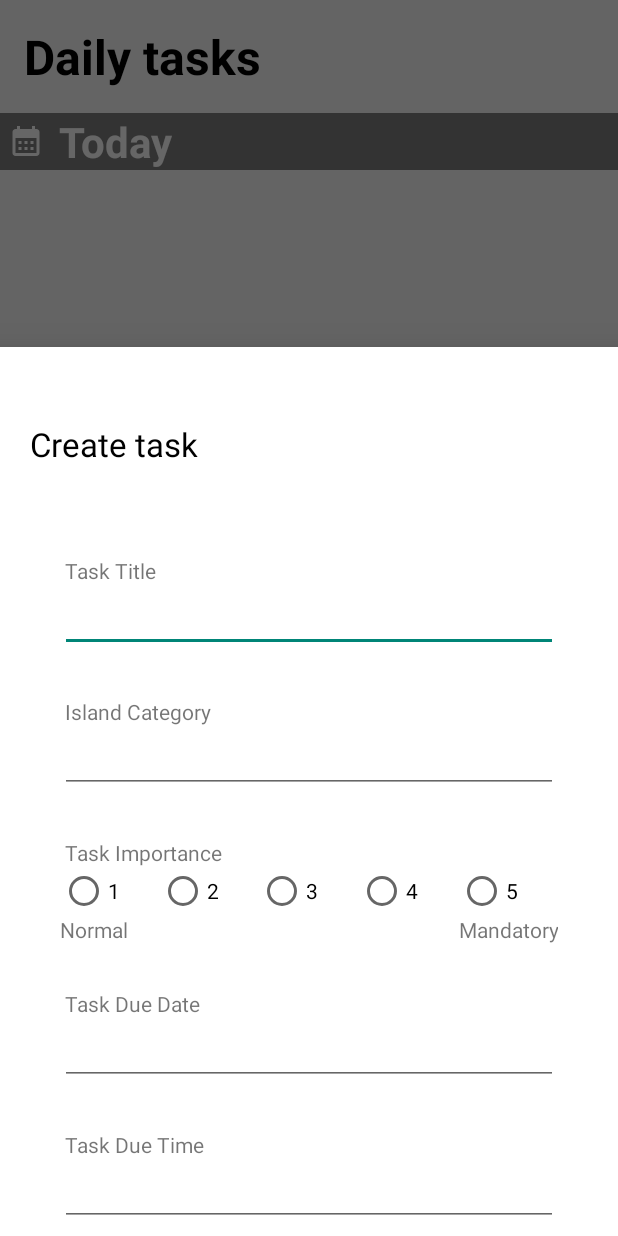
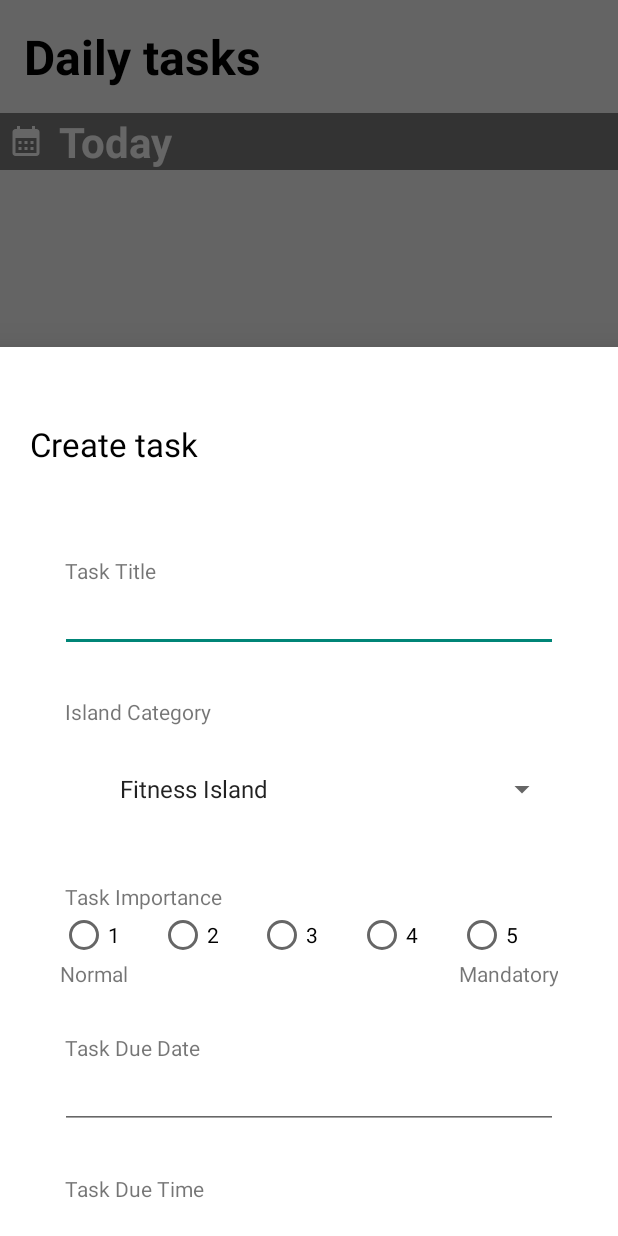
Before and after one commit to nuox3/Isles-of-Life, an Android app: the DailyTaskActivity screen opened directly, with no data from a screen before it, after a tap on an icon or button, on a phone screen of 412 x 824 dp. Run offline under Robolectric (Android 15) with nearby library versions, the phone set to English and light mode, and no system bars.

Commit message:
add spinner for island category

```diff
--- a/application/app/src/main/java/com/cs465/islesoflife/AddNewTask.java
+++ b/application/app/src/main/java/com/cs465/islesoflife/AddNewTask.java
@@ -13,10 +13,13 @@ import android.view.MotionEvent;
 import android.view.View;
 import android.view.ViewGroup;
 import android.view.WindowManager;
+import android.widget.AdapterView;
+import android.widget.ArrayAdapter;
 import android.widget.Button;
 import android.widget.EditText;
 import android.widget.RadioButton;
 import android.widget.RadioGroup;
+import android.widget.Spinner;
 
 import androidx.annotation.NonNull;
 import androidx.annotation.Nullable;
@@ -30,14 +33,16 @@ import net.penguincoders.doit.R;
 
 import com.cs465.islesoflife.Utils.DatabaseHandler;
 
+import java.util.ArrayList;
 import java.util.Calendar;
+import java.util.List;
 import java.util.Objects;
 
 public class AddNewTask extends BottomSheetDialogFragment{
 
     public static final String TAG = "ActionBottomDialog";
     private EditText newTaskText;
-    private EditText newTaskCategory;
+    private Spinner newTaskCategory;
     private EditText newTaskDueDate;
     private EditText newTaskDueTime;
     private Button newTaskSaveButton;
@@ -50,6 +55,10 @@ public class AddNewTask extends BottomSheetDialogFragment{
     TimePickerDialog timePickerDialog;
     private int mYear, mMonth, mDay;
     int mHour, mMinute;
+
+    private Spinner sp1;
+    List<String> data;    //列表框的选项
+
 
     public static AddNewTask newInstance(){
         return new AddNewTask();
@@ -76,7 +85,7 @@ public class AddNewTask extends BottomSheetDialogFragment{
     public void onViewCreated(@NonNull View view, @Nullable Bundle savedInstanceState) {
         super.onViewCreated(view, savedInstanceState);
         newTaskText = Objects.requireNonNull(getView()).findViewById(R.id.newTaskText);
-        newTaskCategory = Objects.requireNonNull(getView()).findViewById(R.id.newTaskCategory);
+        newTaskCategory = getView().findViewById(R.id.newTaskCategory);
         newTaskDueDate = getView().findViewById(R.id.newTaskDueDate);
 //        newTaskDueDate = Objects.requireNonNull(getView()).findViewById(R.id.newTaskDueDate);
         newTaskDueTime = Objects.requireNonNull(getView()).findViewById(R.id.newTaskDueTime);
@@ -86,6 +95,19 @@ public class AddNewTask extends BottomSheetDialogFragment{
 
         boolean isUpdate = false;
 
+        db = new DatabaseHandler(getActivity());
+        db.openDatabase();
+
+        List<String> arrayList = db.getAllIslandNames();
+        String[] data = (String[]) arrayList.toArray(new String[0]);
+        // set spiner
+        ArrayAdapter arrayAdapter = new ArrayAdapter(getActivity(), android.R.layout.simple_expandable_list_item_1, data);
+        //获取到控件的属性
+        sp1 = (Spinner)getView().findViewById(R.id.newTaskCategory);
+        //将选项加入下拉框
+        sp1.setAdapter(arrayAdapter);
+
+        // set date picker
         newTaskDueDate.setOnTouchListener((currView, motionEvent) -> {
             if(motionEvent.getAction() == MotionEvent.ACTION_UP) {
                 final Calendar c = Calendar.getInstance();
@@ -103,6 +125,7 @@ public class AddNewTask extends BottomSheetDialogFragment{
             return true;
         });
 
+        // set time picker
         newTaskDueTime.setOnTouchListener((currView2, motionEvent) -> {
             if(motionEvent.getAction() == MotionEvent.ACTION_UP) {
                 // Get Current Time
@@ -127,8 +150,8 @@ public class AddNewTask extends BottomSheetDialogFragment{
             String task = bundle.getString("task");
             newTaskText.setText(task);
 
-            String category = bundle.getString("category");
-            newTaskCategory.setText(category);
+//            String category = bundle.getString("category");
+//            newTaskCategory.setText(category);
 
             String taskDueDate = bundle.getString("taskDueDate");
             newTaskDueDate.setText(taskDueDate);
@@ -143,8 +166,6 @@ public class AddNewTask extends BottomSheetDialogFragment{
                 newTaskSaveButton.setTextColor(ContextCompat.getColor(Objects.requireNonNull(getContext()), R.color.colorPrimaryDark));
         }
 
-        db = new DatabaseHandler(getActivity());
-        db.openDatabase();
 
         newTaskText.addTextChangedListener(new TextWatcher() {
             @Override
@@ -173,7 +194,7 @@ public class AddNewTask extends BottomSheetDialogFragment{
             @Override
             public void onClick(View v) {
                 String text = newTaskText.getText().toString();
-                String category = newTaskCategory.getText().toString();
+                String category = newTaskCategory.getSelectedItem().toString();
                 String taskDueDate = newTaskDueDate.getText().toString();
                 String taskDueTime = newTaskDueTime.getText().toString();
 
@@ -203,4 +224,5 @@ public class AddNewTask extends BottomSheetDialogFragment{
         if(activity instanceof DialogCloseListener)
             ((DialogCloseListener)activity).handleDialogClose(dialog);
     }
+
 }
--- a/application/app/src/main/java/com/cs465/islesoflife/Utils/DatabaseHandler.java
+++ b/application/app/src/main/java/com/cs465/islesoflife/Utils/DatabaseHandler.java
@@ -256,6 +256,31 @@ public class DatabaseHandler extends SQLiteOpenHelper {
         return exp;
     }
 
+    public List<String> getAllIslandNames(){
+        Cursor cur = null;
+        db.beginTransaction();
+        List<String> nameList = new ArrayList<>();
+        try{
+            final String GET_ALL_SPECIES_QUERY = "SELECT DISTINCT name FROM " + ISLAND_TABLE;
+            cur = db.rawQuery(GET_ALL_SPECIES_QUERY, null);
+            if(cur != null){
+                if(cur.moveToFirst()){
+                    do{
+                        nameList.add(cur.getString(cur.getColumnIndex(ISLAND_NAME)));
+                    }
+                    while(cur.moveToNext());
+                }
+            }
+        }
+        finally {
+            db.endTransaction();
+            assert cur != null;
+            cur.close();
+        }
+
+        return nameList;
+    }
+
 
 
     public void updateStatus(int id, int status){
--- a/application/app/src/main/res/layout/new_task.xml
+++ b/application/app/src/main/res/layout/new_task.xml
@@ -2,7 +2,8 @@
 <ScrollView android:layout_height="match_parent"
     android:layout_width="match_parent"
     xmlns:tools="http://schemas.android.com/tools"
-    xmlns:android="http://schemas.android.com/apk/res/android">
+    xmlns:android="http://schemas.android.com/apk/res/android"
+    xmlns:app="http://schemas.android.com/apk/res-auto">
     <LinearLayout
         android:layout_width="match_parent"
         android:layout_height="match_parent"
@@ -63,15 +64,22 @@
                 android:text="Island Category"
                 tools:ignore="MissingPrefix" />
 
-            <EditText
-                android:textSize="14sp"
+<!--            <EditText-->
+<!--                android:textSize="14sp"-->
+<!--                android:layout_width="match_parent"-->
+<!--                android:layout_height="wrap_content"-->
+<!--                android:layout_marginTop="5dp"-->
+<!--                android:singleLine="true"-->
+<!--                android:padding="10dp"-->
+<!--                android:id="@+id/newTaskCategory"-->
+<!--                tools:ignore="MissingPrefix" />-->
+            <Spinner
+                android:id="@+id/newTaskCategory"
                 android:layout_width="match_parent"
                 android:layout_height="wrap_content"
-                android:layout_marginTop="5dp"
-                android:singleLine="true"
-                android:padding="10dp"
-                android:id="@+id/newTaskCategory"
-                tools:ignore="MissingPrefix" />
+                app:layout_constraintTop_toBottomOf="@id/newTaskCategory"
+                android:layout_marginTop="10dp"
+                ></Spinner>
 
             <TextView
                 android:id="@+id/newTaskImportance"
```
